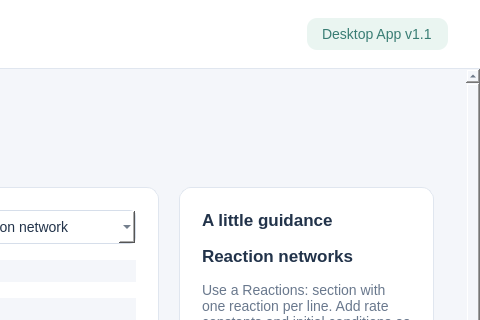
Above: GUI/form.ui from Sapi98/CRN_Deficiency before the change; both pictures show x 640 to 1120 and y 0 to 320 of the 1120 by 850 pixel window. Below: the same form after it.
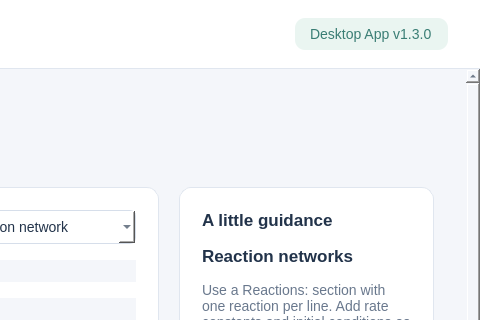
That is the form after the change. Custom widgets are drawn as their Qt base class.

```diff
--- a/GUI/form.ui
+++ b/GUI/form.ui
@@ -134,7 +134,7 @@
        <item>
         <widget class="QLabel" name="previewBadge">
          <property name="text">
-          <string>Desktop App v1.1</string>
+          <string>Desktop App v1.3.0</string>
          </property>
          <property name="wordWrap">
           <bool>false</bool>
```
